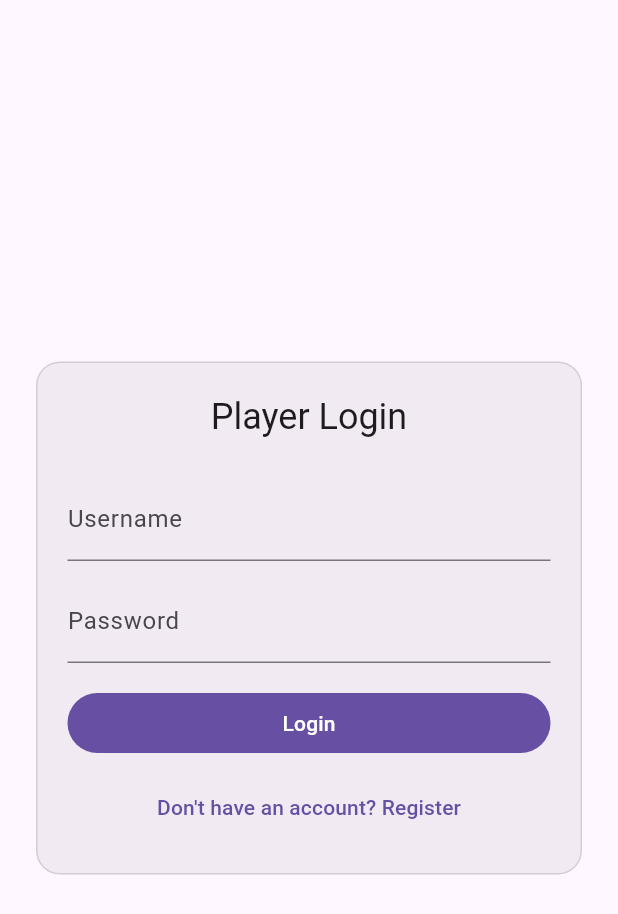
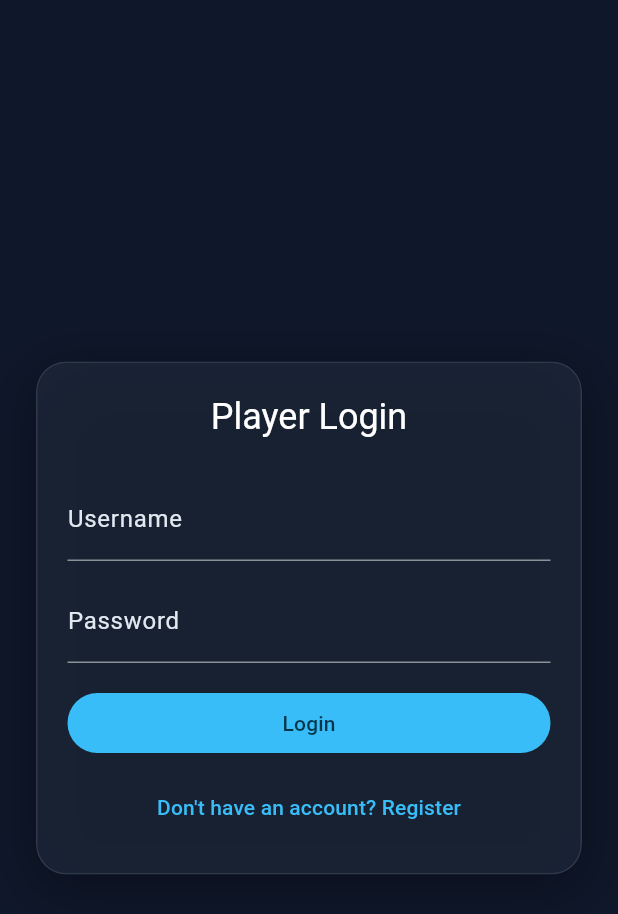
Before and after one commit to Angstromico/NBA-Fantasy-Stats-React-App, a Flutter app: the LoginScreen screen opened directly with empty values, on a phone screen of 412 x 824 dp. Shown: the top 914 px of the screen. Run offline on Flutter 3.47's test engine with Material 3 defaults, Android fonts, the phone set to English and light mode, and no system bars; our stand-ins replace shared_preferences; missing offline and left inert: bcrypt; accounts and stored records are empty.

Commit message:
feat(theme): add glassmorphism ThemeData with dark/light mode matching CSS variable palette
🤖 Generated with Codebuff
Co-Authored-By: Codebuff <noreply@codebuff.com>

```diff
--- a/nba_fantasy_stats_react_app/lib/app.dart
+++ b/nba_fantasy_stats_react_app/lib/app.dart
@@ -1,4 +1,5 @@
 import 'package:flutter/material.dart';
+import 'package:nba_fantasy_stats_react_app/theme/app_theme.dart';
 
 class NbaFantasyApp extends StatelessWidget {
   const NbaFantasyApp({super.key});
@@ -8,6 +9,10 @@ class NbaFantasyApp extends StatelessWidget {
     return MaterialApp(
       title: 'NBA Fantasy Stats',
       debugShowCheckedModeBanner: false,
+      // Dark mode first — the React app defaults to `body.dark-mode`.
+      theme: AppTheme.light(),
+      darkTheme: AppTheme.dark(),
+      themeMode: ThemeMode.dark,
       home: const Scaffold(body: Center(child: Text('NBA Fantasy Stats'))),
     );
   }
--- /dev/null
+++ b/nba_fantasy_stats_react_app/lib/theme/app_theme.dart
@@ -0,0 +1,168 @@
+import 'dart:ui' show lerpDouble;
+
+import 'package:flutter/material.dart';
+
+/// Glassmorphism tokens extracted from the CSS custom properties in
+/// `src/index.css` (`--glass-bg`, `--glass-border`, `--glass-blur`) and
+/// `src/App.css` (`.glass-card` radius + shadow), exposed as a
+/// `ThemeExtension` so widgets read them via `Theme.of(context)`
+/// (Step 6 of FLUTTER_PLAN.md).
+@immutable
+class GlassTheme extends ThemeExtension<GlassTheme> {
+  const GlassTheme({
+    required this.glassColor,
+    required this.glassBorder,
+    required this.blurSigma,
+    required this.borderRadius,
+    required this.shadowColor,
+    required this.shadowOffset,
+    required this.shadowBlurRadius,
+  });
+
+  /// `--glass-bg` — semi-transparent card fill.
+  final Color glassColor;
+
+  /// `--glass-border` — 1px card border color.
+  final Color glassBorder;
+
+  /// `--glass-blur: blur(12px)` — backdrop blur sigma.
+  final double blurSigma;
+
+  /// `.glass-card` border-radius (20px, 24px on wide layouts).
+  final double borderRadius;
+
+  /// `--glass-shadow` color component.
+  final Color shadowColor;
+
+  /// `--glass-shadow` offset component (`0 8px`).
+  final Offset shadowOffset;
+
+  /// `--glass-shadow` blur component (`32px`).
+  final double shadowBlurRadius;
+
+  @override
+  GlassTheme copyWith({
+    Color? glassColor,
+    Color? glassBorder,
+    double? blurSigma,
+    double? borderRadius,
+    Color? shadowColor,
+    Offset? shadowOffset,
+    double? shadowBlurRadius,
+  }) =>
+      GlassTheme(
+        glassColor: glassColor ?? this.glassColor,
+        glassBorder: glassBorder ?? this.glassBorder,
+        blurSigma: blurSigma ?? this.blurSigma,
+        borderRadius: borderRadius ?? this.borderRadius,
+        shadowColor: shadowColor ?? this.shadowColor,
+        shadowOffset: shadowOffset ?? this.shadowOffset,
+        shadowBlurRadius: shadowBlurRadius ?? this.shadowBlurRadius,
+      );
+
+  @override
+  GlassTheme lerp(GlassTheme? other, double t) {
+    if (other == null) return this;
+    return GlassTheme(
+      glassColor: Color.lerp(glassColor, other.glassColor, t)!,
+      glassBorder: Color.lerp(glassBorder, other.glassBorder, t)!,
+      blurSigma: lerpDouble(blurSigma, other.blurSigma, t)!,
+      borderRadius: lerpDouble(borderRadius, other.borderRadius, t)!,
+      shadowColor: Color.lerp(shadowColor, other.shadowColor, t)!,
+      shadowOffset: Offset.lerp(shadowOffset, other.shadowOffset, t)!,
+      shadowBlurRadius:
+          lerpDouble(shadowBlurRadius, other.shadowBlurRadius, t)!,
+    );
+  }
+
+  @override
+  Object get type => GlassTheme;
+}
+
+/// App themes mapping the React app's CSS custom properties to
+/// `ColorScheme` tokens. Dark mode is the default ("dark mode first").
+///
+/// Light palette (from `src/index.css` `:root`):
+/// - `--bg-dark` #f1f5f9 -> surface
+/// - `--accent-primary` #0284c7 -> primary
+/// - `--accent-secondary` #4f46e5 -> secondary
+/// - `--accent-tertiary` #db2777 -> tertiary
+/// - `--accent-success` #16a34a -> (exposed via [AppTheme.successLight])
+/// - `--accent-error` #dc2626 -> error
+///
+/// Dark palette (from `body.dark-mode`):
+/// - `--bg-dark` #0f172a -> surface
+/// - `--accent-primary` #38bdf8 -> primary
+/// - `--accent-secondary` #818cf8 -> secondary
+/// - `--accent-tertiary` #f472b6 -> tertiary
+/// - `--accent-success` #4ade80 -> (exposed via [AppTheme.successDark])
+/// - `--accent-error` #f87171 -> error
+class AppTheme {
+  AppTheme._();
+
+  /// `--accent-success` in light mode.
+  static const Color successLight = Color(0xFF16A34A);
+
+  /// `--accent-success` in dark mode.
+  static const Color successDark = Color(0xFF4ADE80);
+
+  static ThemeData dark() => ThemeData(
+        useMaterial3: true,
+        brightness: Brightness.dark,
+        colorScheme: ColorScheme.fromSeed(
+          seedColor: const Color(0xFF38BDF8),
+          brightness: Brightness.dark,
+          primary: const Color(0xFF38BDF8), // --accent-primary
+          secondary: const Color(0xFF818CF8), // --accent-secondary
+          tertiary: const Color(0xFFF472B6), // --accent-tertiary
+          error: const Color(0xFFF87171), // --accent-error
+          surface: const Color(0xFF0F172A), // --bg-dark
+          surfaceContainerHighest:
+              const Color(0xFF020617), // --bg-darker
+          onSurface: const Color(0xFFFFFFFF), // --text-primary
+          onSurfaceVariant: const Color(0xFFE2E8F0), // --text-secondary
+        ),
+        scaffoldBackgroundColor: const Color(0xFF0F172A),
+        extensions: const [
+          GlassTheme(
+            glassColor: Color(0xB31E293B), // rgba(30,41,59,0.7)
+            glassBorder: Color(0x1AFFFFFF), // rgba(255,255,255,0.1)
+            blurSigma: 12,
+            borderRadius: 20,
+            shadowColor: Color(0x5E000000), // rgba(0,0,0,0.37)
+            shadowOffset: Offset(0, 8),
+            shadowBlurRadius: 32,
+          ),
+        ],
+      );
+
+  static ThemeData light() => ThemeData(
+        useMaterial3: true,
+        brightness: Brightness.light,
+        colorScheme: ColorScheme.fromSeed(
+          seedColor: const Color(0xFF0284C7),
+          brightness: Brightness.light,
+          primary: const Color(0xFF0284C7), // --accent-primary
+          secondary: const Color(0xFF4F46E5), // --accent-secondary
+          tertiary: const Color(0xFFDB2777), // --accent-tertiary
+          error: const Color(0xFFDC2626), // --accent-error
+          surface: const Color(0xFFF1F5F9), // --bg-dark (light value)
+          surfaceContainerHighest:
+              const Color(0xFFF8FAFC), // --bg-darker (light value)
+          onSurface: const Color(0xFF0F172A), // --text-primary
+          onSurfaceVariant: const Color(0xFF475569), // --text-secondary
+        ),
+        scaffoldBackgroundColor: const Color(0xFFF1F5F9),
+        extensions: const [
+          GlassTheme(
+            glassColor: Color(0xB3FFFFFF), // rgba(255,255,255,0.7)
+            glassBorder: Color(0x1A000000), // rgba(0,0,0,0.1)
+            blurSigma: 12,
+            borderRadius: 20,
+            shadowColor: Color(0x121F2687), // rgba(31,38,135,0.07)
+            shadowOffset: Offset(0, 8),
+            shadowBlurRadius: 32,
+          ),
+        ],
+      );
+}
--- a/nba_fantasy_stats_react_app/lib/widgets/glass_card.dart
+++ b/nba_fantasy_stats_react_app/lib/widgets/glass_card.dart
@@ -1,10 +1,15 @@
+import 'dart:ui';
+
 import 'package:flutter/material.dart';
+import 'package:nba_fantasy_stats_react_app/theme/app_theme.dart';
 
 /// Frosted-glass style container — the reusable card wrapper used across
-/// screens (mirrors the `.glass-card` CSS class).
+/// screens (mirrors the `.glass-card` CSS class in `src/App.css`):
+/// semi-transparent fill, `BackdropFilter` blur, 1px border, and the
+/// `--glass-shadow` drop shadow.
 ///
-/// Minimal version for Step 4; Step 6 upgrades this in place with a
-/// `BackdropFilter` blur driven by the `GlassTheme` extension.
+/// All visual constants come from the `GlassTheme` extension so light and
+/// dark modes render their own palette (Step 6 of FLUTTER_PLAN.md).
 class GlassCard extends StatelessWidget {
   const GlassCard({super.key, required this.child, this.padding});
 
@@ -13,17 +18,36 @@ class GlassCard extends StatelessWidget {
 
   @override
   Widget build(BuildContext context) {
-    final colorScheme = Theme.of(context).colorScheme;
-    return Container(
-      padding: padding ?? const EdgeInsets.all(20),
+    final glass = Theme.of(context).extension<GlassTheme>()!;
+    return DecoratedBox(
       decoration: BoxDecoration(
-        color: colorScheme.onSurface.withValues(alpha: 0.06),
-        borderRadius: BorderRadius.circular(16),
-        border: Border.all(
-          color: colorScheme.outline.withValues(alpha: 0.25),
+        borderRadius: BorderRadius.circular(glass.borderRadius),
+        boxShadow: [
+          BoxShadow(
+            color: glass.shadowColor,
+            offset: glass.shadowOffset,
+            blurRadius: glass.shadowBlurRadius,
+          ),
+        ],
+      ),
+      child: ClipRRect(
+        borderRadius: BorderRadius.circular(glass.borderRadius),
+        child: BackdropFilter(
+          filter: ImageFilter.blur(
+            sigmaX: glass.blurSigma,
+            sigmaY: glass.blurSigma,
+          ),
+          child: Container(
+            padding: padding ?? const EdgeInsets.all(20),
+            decoration: BoxDecoration(
+              color: glass.glassColor,
+              borderRadius: BorderRadius.circular(glass.borderRadius),
+              border: Border.all(color: glass.glassBorder),
+            ),
+            child: child,
+          ),
         ),
       ),
-      child: child,
     );
   }
 }
```
Also changed, not shown: 2 other files.
